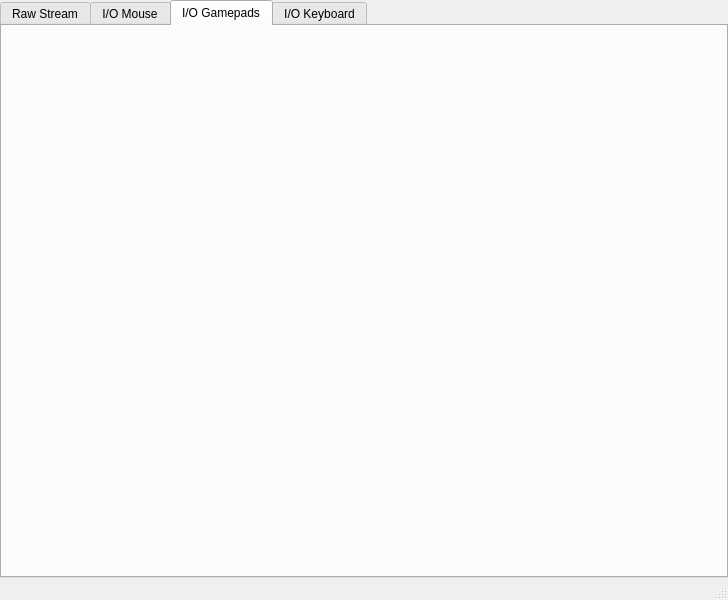
Old version of the form manager/ui/mainwindow.ui in the repository dev-0x7C6/wiimotedev.
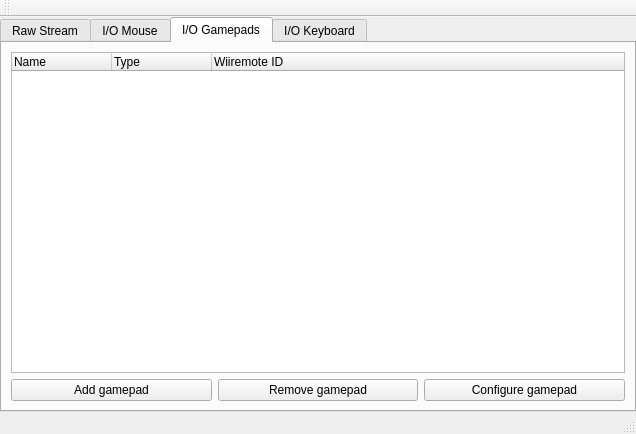
New version of the form. The open tabs and pages were chosen to show the change.

Commit message: Fixed bug that assign 0 id for every wiiremote when /etc/wiimotedev/connections.conf is not present (and do not store configuration). + some local dump.

Patch:
```diff
--- a/manager/ui/mainwindow.ui
+++ b/manager/ui/mainwindow.ui
@@ -6,8 +6,8 @@
    <rect>
     <x>0</x>
     <y>0</y>
-    <width>728</width>
-    <height>600</height>
+    <width>636</width>
+    <height>434</height>
    </rect>
   </property>
   <property name="windowTitle">
@@ -51,6 +51,52 @@
        <attribute name="title">
         <string>I/O Gamepads</string>
        </attribute>
+       <layout class="QVBoxLayout" name="verticalLayout_2">
+        <item>
+         <widget class="QTreeWidget" name="treeWidget">
+          <column>
+           <property name="text">
+            <string notr="true">Name</string>
+           </property>
+          </column>
+          <column>
+           <property name="text">
+            <string>Type</string>
+           </property>
+          </column>
+          <column>
+           <property name="text">
+            <string>Wiiremote ID</string>
+           </property>
+          </column>
+         </widget>
+        </item>
+        <item>
+         <layout class="QHBoxLayout" name="horizontalLayout_4">
+          <item>
+           <widget class="QPushButton" name="pushButton_5">
+            <property name="text">
+             <string>Add gamepad</string>
+            </property>
+           </widget>
+          </item>
+          <item>
+           <widget class="QPushButton" name="pushButton">
+            <property name="text">
+             <string>Remove gamepad</string>
+            </property>
+           </widget>
+          </item>
+          <item>
+           <widget class="QPushButton" name="pushButton_2">
+            <property name="text">
+             <string>Configure gamepad</string>
+            </property>
+           </widget>
+          </item>
+         </layout>
+        </item>
+       </layout>
       </widget>
       <widget class="QWidget" name="tab_3">
        <attribute name="title">
@@ -72,6 +118,17 @@
    </property>
   </widget>
   <widget class="QStatusBar" name="statusbar"/>
+  <widget class="QToolBar" name="toolBar">
+   <property name="windowTitle">
+    <string>toolBar</string>
+   </property>
+   <attribute name="toolBarArea">
+    <enum>TopToolBarArea</enum>
+   </attribute>
+   <attribute name="toolBarBreak">
+    <bool>true</bool>
+   </attribute>
+  </widget>
  </widget>
  <resources/>
  <connections/>
```
Left out of the diff: 5 changed lines with no effect on the pictures. The commit also changes 8 other files.
